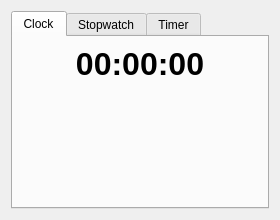
The window that krita_time_manager/krita_time_manager.ui (justsadsmile/krita_time_manager) describes before a commit, drawn with Qt 5.
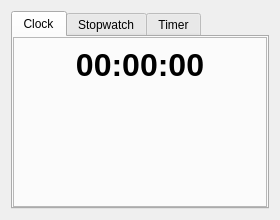
The same window after the commit.

Commit message: style(ui): sunken frames and darkened panels for tabs

```diff
--- a/krita_time_manager/krita_time_manager.ui
+++ b/krita_time_manager/krita_time_manager.ui
@@ -19,7 +19,13 @@
      <property name="currentIndex">
       <number>0</number>
      </property>
-     <widget class="QWidget" name="clockTab">
+      <widget class="QFrame" name="clockTab">
+       <property name="frameShape">
+        <enum>QFrame::StyledPanel</enum>
+       </property>
+       <property name="frameShadow">
+        <enum>QFrame::Sunken</enum>
+       </property>
       <attribute name="title">
        <string>Clock</string>
       </attribute>
@@ -66,7 +72,13 @@
        </item>
       </layout>
      </widget>
-     <widget class="QWidget" name="stopwatchTab">
+      <widget class="QFrame" name="stopwatchTab">
+       <property name="frameShape">
+        <enum>QFrame::StyledPanel</enum>
+       </property>
+       <property name="frameShadow">
+        <enum>QFrame::Sunken</enum>
+       </property>
       <attribute name="title">
        <string>Stopwatch</string>
       </attribute>
@@ -121,7 +133,13 @@
        </item>
       </layout>
      </widget>
-     <widget class="QWidget" name="timerTab">
+      <widget class="QFrame" name="timerTab">
+       <property name="frameShape">
+        <enum>QFrame::StyledPanel</enum>
+       </property>
+       <property name="frameShadow">
+        <enum>QFrame::Sunken</enum>
+       </property>
       <attribute name="title">
        <string>Timer</string>
       </attribute>
```
Lines whose indentation alone changed are shown as unchanged. The commit also changes 1 other file.
